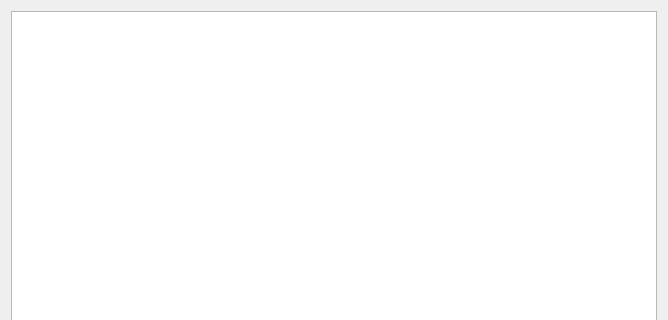
First picture: the form in src/cfclient/ui/tabs/paramTab.ui, repository bitcraze/crazyflie-clients-python, before the edit; both pictures show x 0 to 668 and y 0 to 320 of the 668 by 528 pixel window.
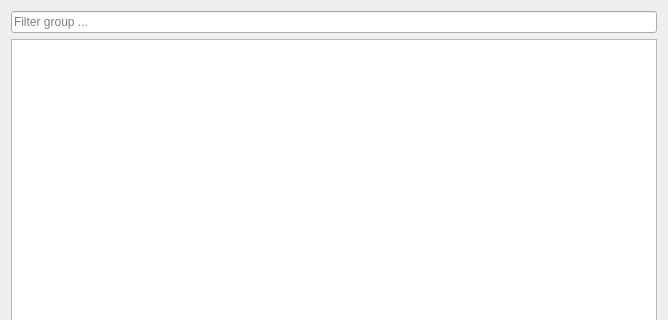
Second picture: the form after the edit.

Commit message: ParamTab: Add filtering text box

The edit to the form file:
```diff
--- a/src/cfclient/ui/tabs/paramTab.ui
+++ b/src/cfclient/ui/tabs/paramTab.ui
@@ -14,6 +14,12 @@
    <string>Form</string>
   </property>
   <layout class="QVBoxLayout" name="verticalLayout">
+    <item>
+        <widget class="QLineEdit" name="filterBox">
+            <property name="clearButtonEnabled"><bool>True</bool></property>
+            <property name="placeholderText"><string>Filter group ...</string></property>
+        </widget>
+    </item>
    <item>
     <widget class="QTreeView" name="paramTree"/>
    </item>
```
The commit also changes 1 other file.
